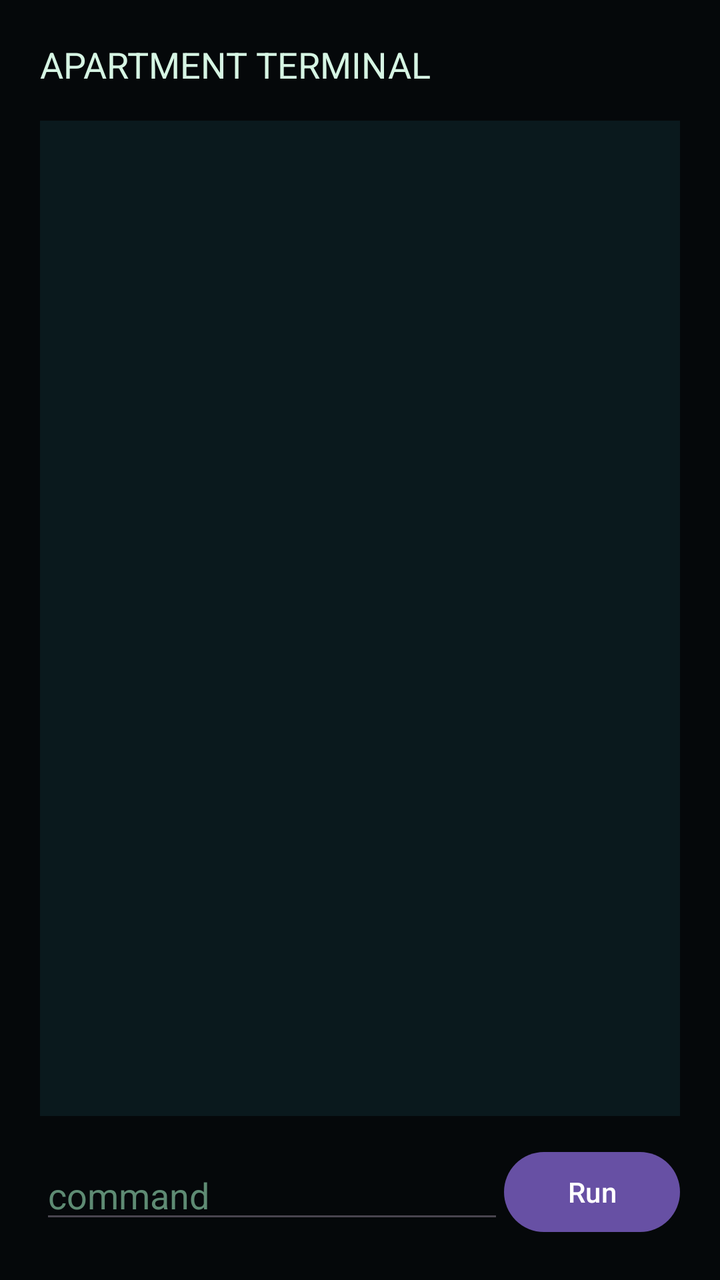
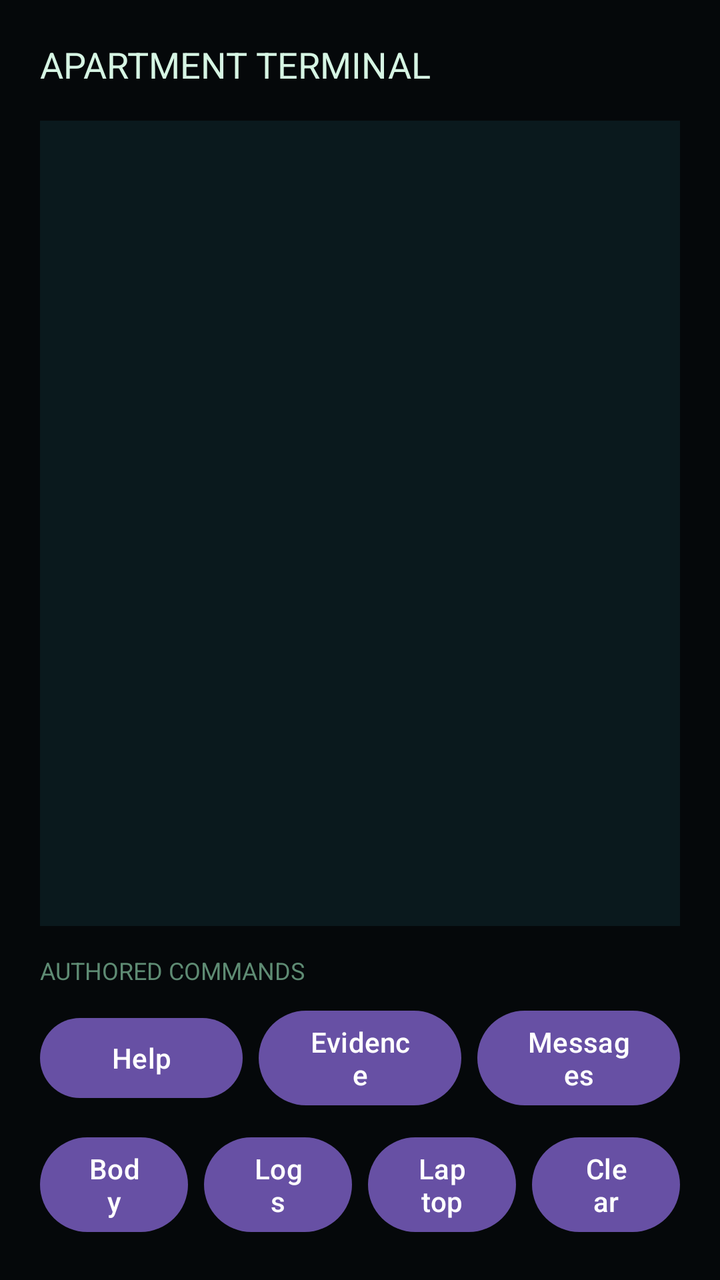

An Android layout rendered at two revisions. The XML below is the earlier revision; the diff shows what the commit changed to produce the second picture.
<!-- AndroidManifest.xml: application theme Theme.TraceRoute -->
<!-- res/layout/fragment_terminal.xml -->
<?xml version="1.0" encoding="utf-8"?>
<LinearLayout xmlns:android="http://schemas.android.com/apk/res/android"
    android:id="@+id/terminal_root"
    android:layout_width="match_parent"
    android:layout_height="wrap_content"
    android:background="#05080A"
    android:minHeight="360dp"
    android:orientation="vertical"
    android:padding="20dp">

    <TextView
        android:id="@+id/terminal_title"
        android:layout_width="match_parent"
        android:layout_height="wrap_content"
        android:text="APARTMENT TERMINAL"
        android:textColor="#D6F5E3"
        android:textSize="18sp" />

    <ScrollView
        android:id="@+id/terminal_scroll"
        android:layout_width="match_parent"
        android:layout_height="0dp"
        android:layout_marginTop="16dp"
        android:layout_weight="1"
        android:background="#0A191D"
        android:padding="12dp">

        <TextView
            android:id="@+id/terminal_output"
            android:layout_width="match_parent"
            android:layout_height="wrap_content"
            android:textColor="#9FD8B4"
            android:textSize="14sp" />

    </ScrollView>

    <LinearLayout
        android:id="@+id/terminal_input_row"
        android:layout_width="match_parent"
        android:layout_height="wrap_content"
        android:layout_marginTop="14dp"
        android:gravity="center_vertical"
        android:orientation="horizontal">

        <EditText
            android:id="@+id/terminal_input"
            android:layout_width="0dp"
            android:layout_height="wrap_content"
            android:layout_weight="1"
            android:hint="command"
            android:imeOptions="actionSend"
            android:inputType="text"
            android:singleLine="true"
            android:textColor="#D6F5E3"
            android:textColorHint="#5E8B73" />

        <Button
            android:id="@+id/terminal_submit_button"
            android:layout_width="wrap_content"
            android:layout_height="wrap_content"
            android:text="Run" />

    </LinearLayout>

</LinearLayout>
<!-- resources referenced by this layout -->
<resources>
  <style name="Theme.TraceRoute" parent="Base.Theme.TraceRoute" />
  <style name="Base.Theme.TraceRoute" parent="Theme.Material3.DayNight.NoActionBar">
          
          
      </style>
</resources>

<!-- the commit's change to res/layout/fragment_terminal.xml (unified diff, before → after) -->
@@ -34,31 +34,86 @@
 
     </ScrollView>
 
-    <LinearLayout
-        android:id="@+id/terminal_input_row"
+    <TextView
+        android:id="@+id/terminal_command_label"
         android:layout_width="match_parent"
         android:layout_height="wrap_content"
         android:layout_marginTop="14dp"
+        android:text="AUTHORED COMMANDS"
+        android:textColor="#5E8B73"
+        android:textSize="12sp" />
+
+    <LinearLayout
+        android:id="@+id/terminal_command_row_one"
+        android:layout_width="match_parent"
+        android:layout_height="wrap_content"
+        android:layout_marginTop="8dp"
         android:gravity="center_vertical"
         android:orientation="horizontal">
 
-        <EditText
-            android:id="@+id/terminal_input"
+        <Button
+            android:id="@+id/terminal_command_help"
             android:layout_width="0dp"
             android:layout_height="wrap_content"
             android:layout_weight="1"
-            android:hint="command"
-            android:imeOptions="actionSend"
-            android:inputType="text"
-            android:singleLine="true"
-            android:textColor="#D6F5E3"
-            android:textColorHint="#5E8B73" />
+            android:text="Help" />
 
         <Button
-            android:id="@+id/terminal_submit_button"
-            android:layout_width="wrap_content"
+            android:id="@+id/terminal_command_evidence"
+            android:layout_width="0dp"
             android:layout_height="wrap_content"
-            android:text="Run" />
+            android:layout_marginStart="8dp"
+            android:layout_weight="1"
+            android:text="Evidence" />
+
+        <Button
+            android:id="@+id/terminal_command_messages"
+            android:layout_width="0dp"
+            android:layout_height="wrap_content"
+            android:layout_marginStart="8dp"
+            android:layout_weight="1"
+            android:text="Messages" />
+
+    </LinearLayout>
+
+    <LinearLayout
+        android:id="@+id/terminal_command_row_two"
+        android:layout_width="match_parent"
+        android:layout_height="wrap_content"
+        android:layout_marginTop="8dp"
+        android:gravity="center_vertical"
+        android:orientation="horizontal">
+
+        <Button
+            android:id="@+id/terminal_command_body"
+            android:layout_width="0dp"
+            android:layout_height="wrap_content"
+            android:layout_weight="1"
+            android:text="Body" />
+
+        <Button
+            android:id="@+id/terminal_command_logs"
+            android:layout_width="0dp"
+            android:layout_height="wrap_content"
+            android:layout_marginStart="8dp"
+            android:layout_weight="1"
+            android:text="Logs" />
+
+        <Button
+            android:id="@+id/terminal_command_laptop"
+            android:layout_width="0dp"
+            android:layout_height="wrap_content"
+            android:layout_marginStart="8dp"
+            android:layout_weight="1"
+            android:text="Laptop" />
+
+        <Button
+            android:id="@+id/terminal_command_clear"
+            android:layout_width="0dp"
+            android:layout_height="wrap_content"
+            android:layout_marginStart="8dp"
+            android:layout_weight="1"
+            android:text="Clear" />
 
     </LinearLayout>
 
